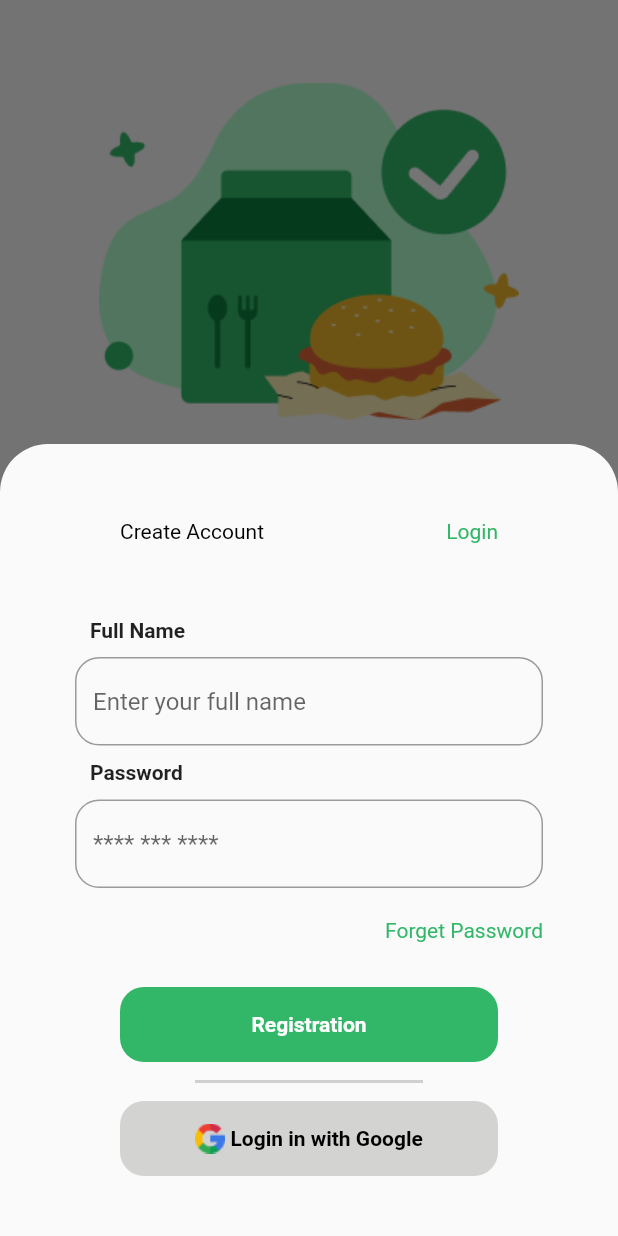
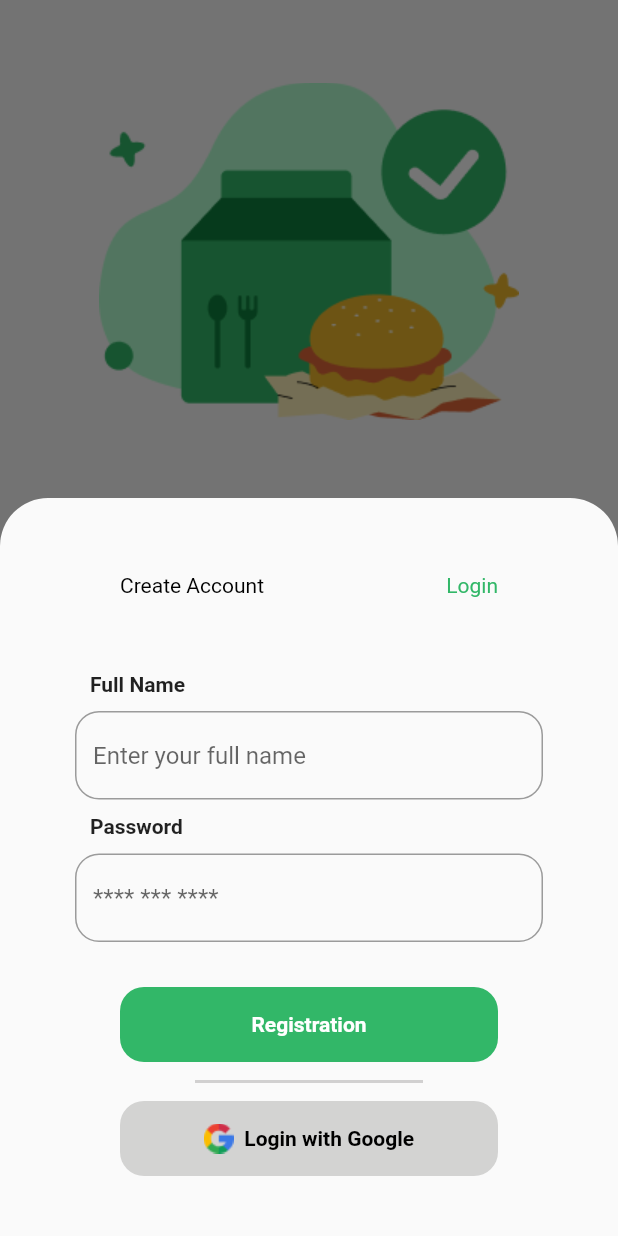
Before and after one commit to ahmedaboslah/FoodApp, a Flutter app: the Registration screen opened directly, after a tap on "Login", on a phone screen of 412 x 824 dp. Run offline on Flutter 3.47's test engine with Material 2 defaults, Android fonts, the phone set to English and light mode, and no system bars.

```diff
--- a/lib/Features/Registration/presentation/views/Registrationpage.dart
+++ b/lib/Features/Registration/presentation/views/Registrationpage.dart
@@ -53,7 +53,7 @@ class _RegistrationState extends State<Registration> {
             pageTitle1: text1,
             pageTitle2: text2,
             ButtonTitle: 'Login',
-            index: II,
+            index: 1,
             bgrguttoncolo: Color(0xffD1FAE5),
             textbuttoncolor: Primarycolor,
           ),
@@ -62,4 +62,3 @@ class _RegistrationState extends State<Registration> {
     );
   }
 }
- int II=1;
--- /dev/null
+++ b/lib/Features/Registration/presentation/views/helper/regfieldsListModel.dart
@@ -0,0 +1,30 @@
+class registerationgList {
+  registerationgList({required this.text, required this.Hinttext});
+  String text;
+  String Hinttext;
+}
+
+List<registerationgList> SignUpList = [
+  registerationgList(
+    text: 'Full Name',
+    Hinttext: 'Enter your full name',
+  ),
+  registerationgList(
+    text: 'Email address',
+    Hinttext: 'Eg email@email.com',
+  ),
+  registerationgList(
+    text: 'Password',
+    Hinttext: '**** *** ****',
+  )
+];
+List<registerationgList> LoginList = [
+  registerationgList(
+    text: 'Full Name',
+    Hinttext: 'Enter your full name',
+  ),
+  registerationgList(
+    text: 'Password',
+    Hinttext: '**** *** ****',
+  )
+];
--- /dev/null
+++ b/lib/Features/Registration/presentation/views/widgets/FieldsTextwidget.dart
@@ -0,0 +1,29 @@
+import 'package:flutter/material.dart';
+import 'package:foodapp/Features/Registration/presentation/views/widgets/Customtextfield.dart';
+
+class fieldswidget extends StatelessWidget {
+   fieldswidget({super.key,required this.FieldName,required this.HintText});
+  String FieldName;
+  String HintText;
+  @override
+  Widget build(BuildContext context) {
+    return Wrap(
+        children: [
+           Padding(
+            padding:const EdgeInsets.symmetric(horizontal: 60),
+            child: Text(
+              FieldName,
+              style:const TextStyle(fontSize: 14, fontWeight: FontWeight.w600),
+            ),
+          ),
+          Padding(
+              padding: const EdgeInsets.symmetric(horizontal: 50, vertical: 10),
+              child: CustomTextfield(
+                hinttext: HintText,
+                obscuretext: false,
+              )),
+        ],
+
+    );
+  }
+}
--- /dev/null
+++ b/lib/Features/Registration/presentation/views/widgets/Googlebutton.dart
@@ -0,0 +1,27 @@
+import 'package:flutter/material.dart';
+
+class GoogleButton extends StatelessWidget {
+   GoogleButton({
+    super.key,
+    required this.ButtonText
+  });
+ String ButtonText;
+  @override
+  Widget build(BuildContext context) {
+    return Row(
+      mainAxisAlignment: MainAxisAlignment.center,
+      children: [
+        Image.asset('assets/ic_google.png'),
+        Center(
+          child: Text(
+            '\t\t$ButtonText',
+            style: TextStyle(
+                fontSize: 14,
+                fontWeight: FontWeight.bold,
+                color: Colors.black),
+          ),
+        ),
+      ],
+    );
+  }
+}
--- a/lib/Features/Registration/presentation/views/widgets/LoginPage.dart
+++ b/lib/Features/Registration/presentation/views/widgets/LoginPage.dart
@@ -1,5 +1,8 @@
 import 'package:flutter/material.dart';
+import 'package:foodapp/Features/Registration/presentation/views/helper/regfieldsListModel.dart';
 import 'package:foodapp/Features/Registration/presentation/views/widgets/Customtextfield.dart';
+import 'package:foodapp/Features/Registration/presentation/views/widgets/FieldsTextwidget.dart';
+import 'package:foodapp/Features/Registration/presentation/views/widgets/Googlebutton.dart';
 import 'package:foodapp/Features/Registration/presentation/views/widgets/createaccountbuton.dart';
 import 'package:foodapp/core/constant.dart';
 
@@ -11,46 +14,13 @@ class LoginPage extends StatelessWidget {
     return Column(
       crossAxisAlignment: CrossAxisAlignment.start,
       children: [
-        const Padding(
-          padding: EdgeInsets.symmetric(horizontal: 60),
-          child: Text(
-            'Full Name',
-            style: TextStyle(fontSize: 14, fontWeight: FontWeight.w600),
-          ),
-        ),
-        Padding(
-            padding: const EdgeInsets.symmetric(horizontal: 50, vertical: 10),
-            child: CustomTextfield(
-              hinttext: 'Enter your full name',
-              obscuretext: false,
-            )),
-        const Padding(
-          padding: EdgeInsets.symmetric(horizontal: 60),
-          child: Text(
-            'Password',
-            style: TextStyle(fontSize: 14, fontWeight: FontWeight.w600),
-          ),
-        ),
-        Padding(
-          padding: const EdgeInsets.symmetric(horizontal: 50, vertical: 10),
-          child: CustomTextfield(
-            hinttext: '**** *** ****',
-            obscuretext: true,
-          ),
-        ),
-        Padding(
-          padding: const EdgeInsets.symmetric(horizontal: 50, vertical: 10),
-          child: GestureDetector(
-            onTap: () {},
-            child: Container(
-              alignment: Alignment.centerRight,
-              child: Text(
-                'Forget Password',
-                style: TextStyle(color: Primarycolor),
-              ),
-            ),
-          ),
-        ),
+        ListView.builder(
+          physics: NeverScrollableScrollPhysics(),
+          shrinkWrap: true,
+          itemCount: LoginList.length,
+          itemBuilder: (context, index) {
+          return fieldswidget(FieldName: LoginList[index].text, HintText: LoginList[index].Hinttext);
+        },),
         Padding(
           padding:
               const EdgeInsets.only(left: 80, right: 80, top: 20, bottom: 5),
@@ -73,21 +43,7 @@ class LoginPage extends StatelessWidget {
           child: GestureDetector(
             onTap: () {},
             child: Container(
-              child: Row(
-                mainAxisAlignment: MainAxisAlignment.center,
-                children: [
-                  Image.asset('assets/ic_google.png'),
-                  Center(
-                    child: Text(
-                      '\t\Login in with Google',
-                      style: TextStyle(
-                          fontSize: 14,
-                          fontWeight: FontWeight.bold,
-                          color: Colors.black),
-                    ),
-                  ),
-                ],
-              ),
+              child: GoogleButton(ButtonText: 'Login with Google'),
               height: 50,
               decoration: BoxDecoration(
                   color: const Color.fromARGB(255, 211, 211, 210),
--- a/lib/Features/Registration/presentation/views/widgets/gestureButton.dart
+++ b/lib/Features/Registration/presentation/views/widgets/gestureButton.dart
@@ -94,7 +94,7 @@ class _gestureButtonState extends State<gestureButton> {
                             ),
                           ),
                           Container(
-                            child:Index==0?const RegisterPage():const LoginPage() ,
+                            child:Index==0? RegisterPage():const LoginPage() ,
                           )
 
                         ],
```
Also changed, not shown: lib/Features/Registration/presentation/views/widgets/Registerpage.dart (+14 -55 lines).
